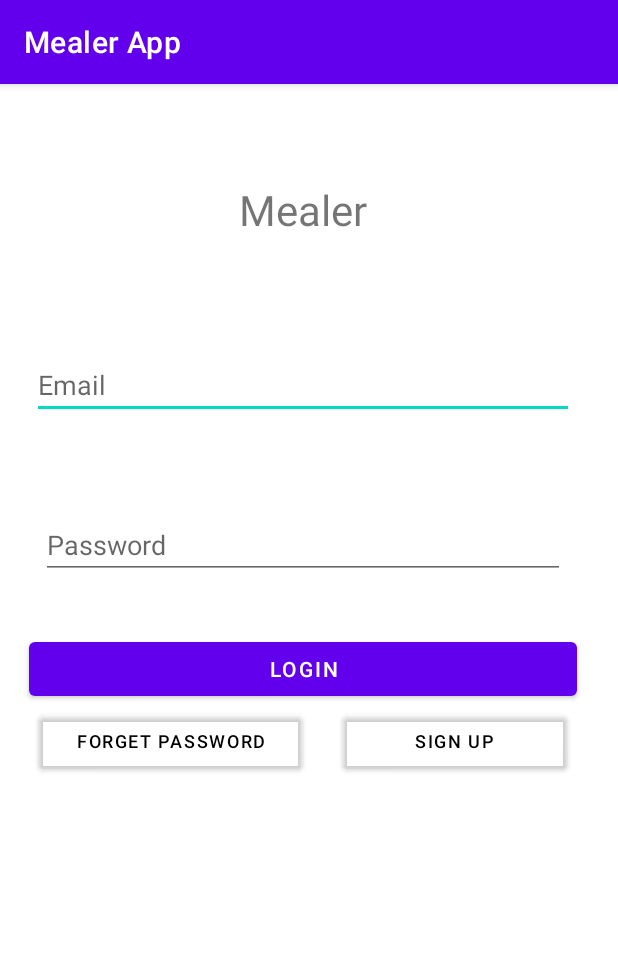
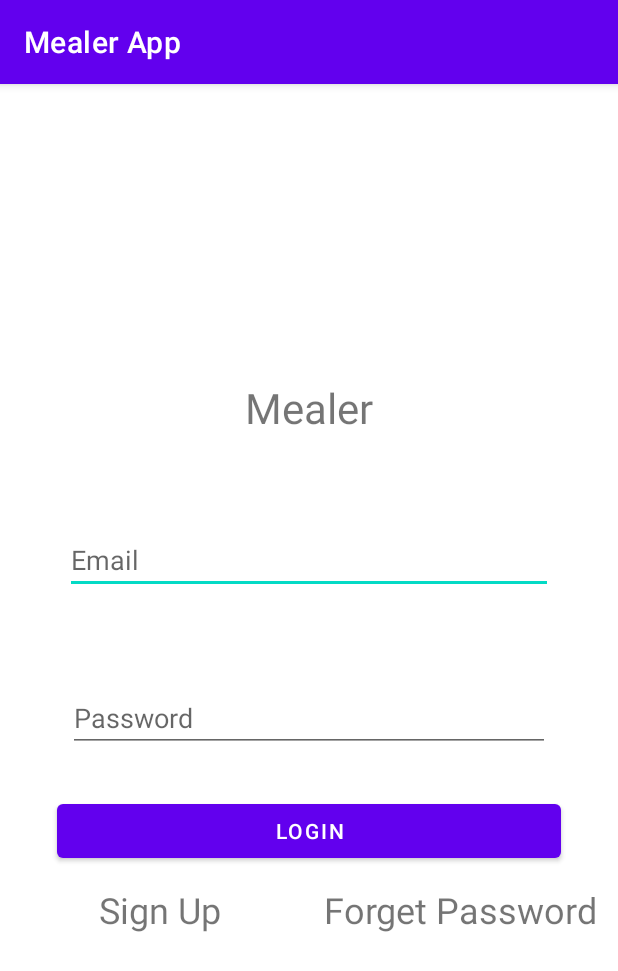
Before and after one commit to uOttawaSEGA2022/project-group-27, an Android app: the screen it shows after launch (MainActivity), on a phone screen of 412 x 824 dp. Shown: the top 971 px of the screen. Run offline under Robolectric (Android 15) with nearby library versions, the phone set to English and light mode, and no system bars.

Commit message:
Updated main activity design, added even listeners for sign up buttons, creating Client Activity.

```diff
--- a/app/src/main/java/com/example/mealerapp/MainActivity.java
+++ b/app/src/main/java/com/example/mealerapp/MainActivity.java
@@ -5,17 +5,29 @@ import androidx.appcompat.app.AppCompatActivity;
 import android.content.Intent;
 import android.os.Bundle;
 import android.view.View;
+import android.widget.Button;
+import android.widget.TextView;
 
-public class MainActivity extends AppCompatActivity{
+public class MainActivity extends AppCompatActivity implements View.OnClickListener{
+
+    private TextView signUp;
 
 
     @Override
     protected void onCreate(Bundle savedInstanceState) {
         super.onCreate(savedInstanceState);
         setContentView(R.layout.activity_main);
+
+        signUp = (TextView)findViewById(R.id.signUp);
+        signUp.setOnClickListener(this);
     }
 
-    protected void onActivityResult(View view){
-        // test
+    @Override
+    public void onClick(View view) {
+        switch(view.getId()){
+            case R.id.signUp:
+                startActivity(new Intent(this, SelectUserType.class));
+                break;
+        }
     }
 }
--- a/app/src/main/res/layout/activity_main.xml
+++ b/app/src/main/res/layout/activity_main.xml
@@ -7,12 +7,16 @@
     tools:context=".MainActivity">
 
     <LinearLayout
-        android:layout_width="404dp"
-        android:layout_height="506dp"
+        android:layout_width="407dp"
+        android:layout_height="502dp"
+        android:layout_marginTop="100dp"
+        android:layout_marginBottom="120dp"
         android:gravity="center"
         android:orientation="vertical"
-        tools:layout_editor_absoluteX="1dp"
-        tools:layout_editor_absoluteY="83dp">
+        app:layout_constraintBottom_toBottomOf="parent"
+        app:layout_constraintEnd_toEndOf="parent"
+        app:layout_constraintStart_toStartOf="parent"
+        app:layout_constraintTop_toTopOf="parent">
 
         <TextView
             android:id="@+id/textView2"
@@ -23,39 +27,49 @@
             android:textAlignment="center"
             android:textSize="28sp" />
 
-        <Space
+        <LinearLayout
             android:layout_width="match_parent"
-            android:layout_height="49dp" />
+            android:layout_height="113dp"
+            android:gravity="center"
+            android:orientation="horizontal">
 
             <EditText
                 android:id="@+id/editTextTextEmailAddress"
-            android:layout_width="361dp"
+                android:layout_width="325dp"
                 android:layout_height="wrap_content"
                 android:ems="10"
                 android:hint="Email"
                 android:inputType="textEmailAddress" />
+        </LinearLayout>
 
-        <Space
+        <LinearLayout
             android:layout_width="match_parent"
-            android:layout_height="61dp" />
+            android:layout_height="98dp"
+            android:gravity="center_horizontal|center_vertical"
+            android:orientation="horizontal">
 
             <EditText
                 android:id="@+id/editTextTextPassword"
-            android:layout_width="349dp"
+                android:layout_width="321dp"
                 android:layout_height="wrap_content"
                 android:ems="10"
                 android:hint="Password"
                 android:inputType="textPassword" />
 
-        <Space
+        </LinearLayout>
+
+        <LinearLayout
             android:layout_width="match_parent"
-            android:layout_height="36dp" />
+            android:layout_height="52dp"
+            android:gravity="center"
+            android:orientation="horizontal">
 
             <Button
                 android:id="@+id/button"
-            android:layout_width="365dp"
+                android:layout_width="336dp"
                 android:layout_height="wrap_content"
                 android:text="Login" />
+        </LinearLayout>
 
         <LinearLayout
             android:layout_width="match_parent"
@@ -63,36 +77,38 @@
             android:orientation="horizontal">
 
             <Space
-                android:layout_width="wrap_content"
+                android:layout_width="20dp"
                 android:layout_height="wrap_content"
                 android:layout_weight="1" />
 
-            <Button
-                android:id="@+id/button3"
-                android:layout_width="150dp"
+            <TextView
+                android:id="@+id/signUp"
+                android:layout_width="wrap_content"
+                android:layout_height="53dp"
+                android:layout_weight="1"
+                android:width="150dp"
+                android:gravity="center"
+                android:onClick="register()"
+                android:text="Sign Up"
+                android:textAlignment="center"
+                android:textSize="24sp" />
+
+            <Space
+                android:layout_width="25dp"
+                android:layout_height="wrap_content"
+                android:layout_weight="1" />
+
+            <TextView
+                android:id="@+id/textView12"
+                android:layout_width="wrap_content"
                 android:layout_height="wrap_content"
                 android:layout_weight="1"
-                android:backgroundTint="#00FF0202"
                 android:text="Forget Password"
-                android:textColor="@color/black"
-                android:textSize="12sp" />
+                android:textSize="24sp" />
 
             <Space
                 android:layout_width="wrap_content"
-                android:layout_height="wrap_content"
-                android:layout_weight="1" />
-
-            <Button
-                android:layout_width="150dp"
-                android:layout_height="wrap_content"
-                android:backgroundTint="#00FFFFFF"
-                android:text="Sign up"
-                android:textColor="@color/black"
-                android:textSize="12sp" />
-
-            <Space
-                android:layout_width="wrap_content"
-                android:layout_height="wrap_content"
+                android:layout_height="11dp"
                 android:layout_weight="1" />
 
         </LinearLayout>
--- a/app/src/main/res/layout/activity_select_user_type.xml
+++ b/app/src/main/res/layout/activity_select_user_type.xml
@@ -30,10 +30,11 @@
             android:orientation="horizontal">
 
             <Button
-                android:id="@+id/button6"
+                android:id="@+id/cook"
                 android:layout_width="wrap_content"
                 android:layout_height="wrap_content"
                 android:layout_weight="1"
+                android:backgroundTint="#673AB7"
                 android:text="Cook" />
 
             <TextView
@@ -46,10 +47,11 @@
                 android:textSize="28sp" />
 
             <Button
-                android:id="@+id/button7"
+                android:id="@+id/client"
                 android:layout_width="wrap_content"
                 android:layout_height="wrap_content"
                 android:layout_weight="1"
+                android:backgroundTint="#673AB7"
                 android:text="Client" />
         </LinearLayout>
 
```
Also changed, not shown: app/src/main/AndroidManifest.xml (+7 -0 lines), app/src/main/java/com/example/mealerapp/ClientActivity.java (added, +14 -0 lines), app/src/main/java/com/example/mealerapp/SelectUserType.java (+24 -3 lines), app/src/main/res/layout/activity_client.xml (added, +18 -0 lines). Lines whose indentation alone changed are shown as unchanged.
